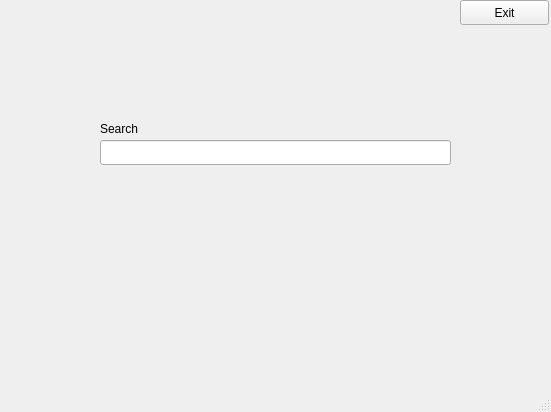
Old version of the form Project/mainwindow.ui in the repository icefantik/Course_project.
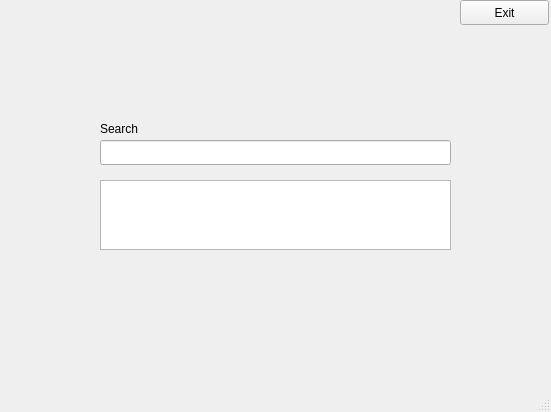
New version of the form.

What changed in the file:
```diff
--- a/Project/mainwindow.ui
+++ b/Project/mainwindow.ui
@@ -50,6 +50,16 @@
      <string>Search</string>
     </property>
    </widget>
+   <widget class="QTextEdit" name="textEdit">
+    <property name="geometry">
+     <rect>
+      <x>100</x>
+      <y>180</y>
+      <width>351</width>
+      <height>70</height>
+     </rect>
+    </property>
+   </widget>
   </widget>
   <widget class="QMenuBar" name="menubar">
    <property name="geometry">
```
